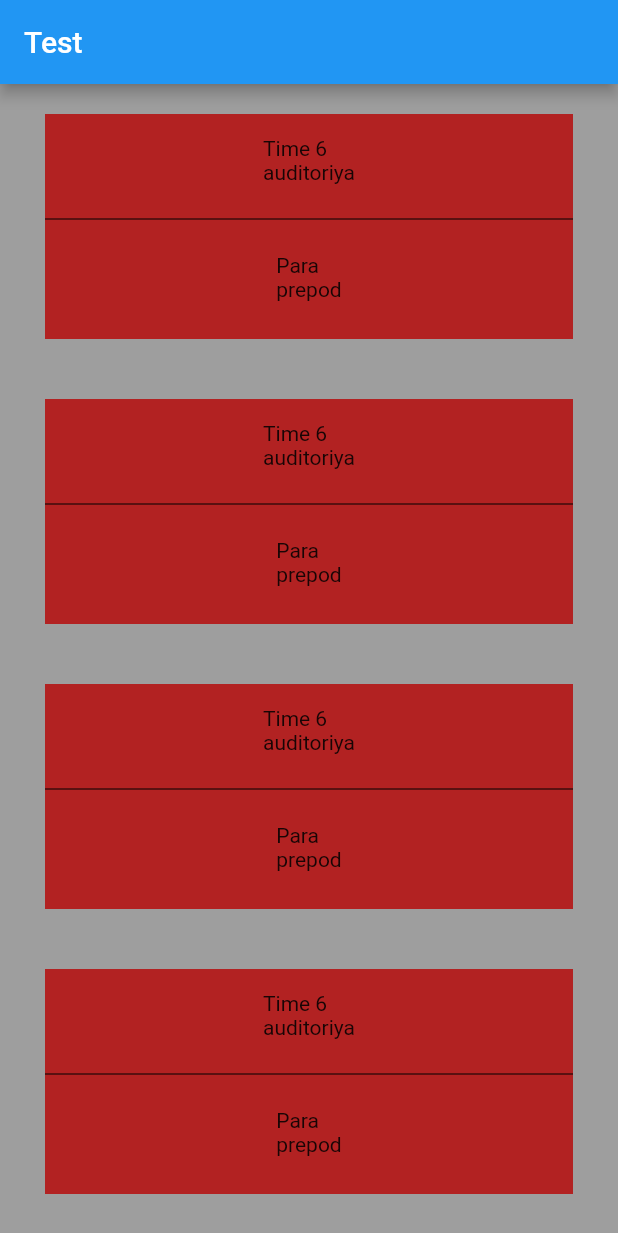
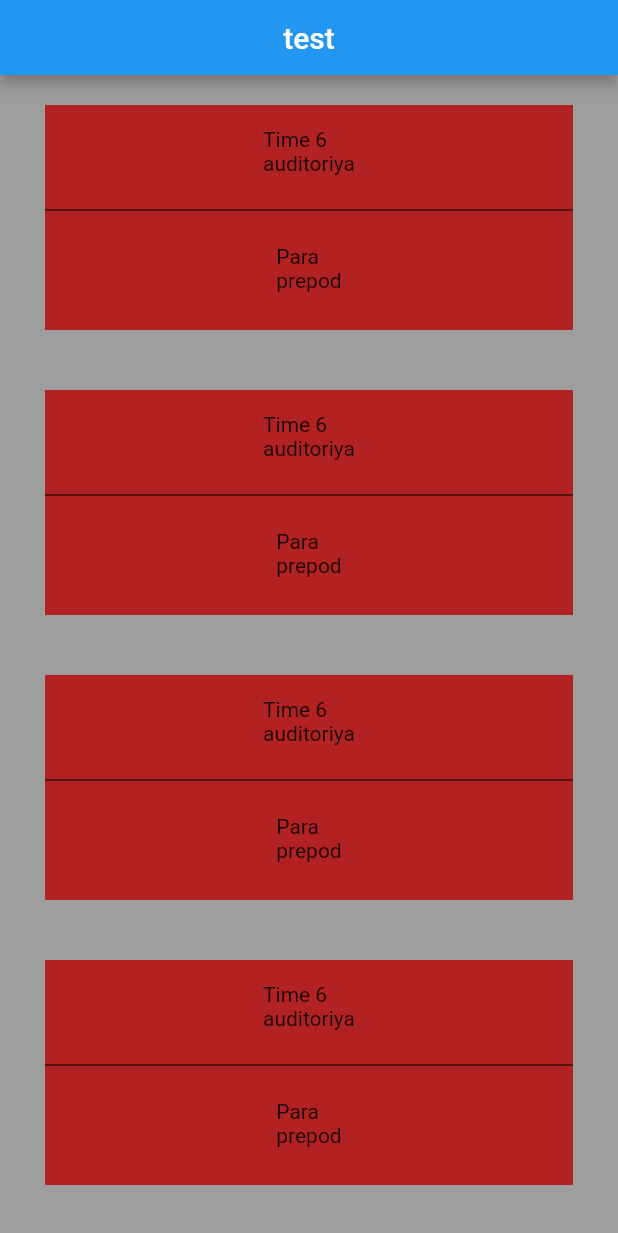
Before and after one commit to Alator-ux/mmcs_timetable, a Flutter app: the screen it shows after launch, on a phone screen of 412 x 824 dp. Shown: the top 1233 px of the screen. Run offline on Flutter 3.47's test engine with Material 2 defaults, Android fonts, the phone set to English and light mode, and no system bars.

Commit message:
new page

```diff
--- a/lib/main.dart
+++ b/lib/main.dart
@@ -1,4 +1,16 @@
 import 'package:flutter/material.dart';
+import 'week.dart';
+
+class MyAppBar extends StatelessWidget implements PreferredSizeWidget {
+  Size get preferredSize => const Size.fromHeight(50);
+  @override
+  Widget build(BuildContext context) {
+    return AppBar(
+      centerTitle: true,
+      title: Text('test'),
+    );
+  }
+}
 
 class EZline extends StatelessWidget {
   @override
@@ -27,7 +39,18 @@ class HomePage extends StatelessWidget {
   @override
   Widget build(BuildContext context) {
     return Container(
-      color: Colors.grey,
+        child: GestureDetector(
+      onHorizontalDragEnd: (details) {
+        if (details.primaryVelocity < 0) {
+          Navigator.of(context).push(
+            MaterialPageRoute(builder: (context) => WeekPage()),
+          );
+        } else if (details.primaryVelocity > 0) {
+          Navigator.of(context).push(
+            MaterialPageRoute(builder: (context) => WeekPage()),
+          );
+        }
+      },
       child: Container(
           color: Colors.grey,
           child: ListView(children: [
@@ -140,16 +163,21 @@ class HomePage extends StatelessWidget {
               ),
             ),
           ])),
+    ));
+  }
+}
+
+class MainApp extends StatelessWidget {
+  @override
+  Widget build(BuildContext context) {
+    return MaterialApp(
+      debugShowCheckedModeBanner: false,
+      home: Scaffold(
+        appBar: MyAppBar(),
+        body: HomePage(),
+      ),
     );
   }
 }
 
-void main() => runApp(MaterialApp(
-      debugShowCheckedModeBanner: false,
-      home: Scaffold(
-        appBar: AppBar(
-          title: Text("Test"),
-        ),
-        body: HomePage(),
-      ),
-    ));
+void main() => runApp(MainApp());
```
Also changed, not shown: lib/week.dart (added, +30 -0 lines).
